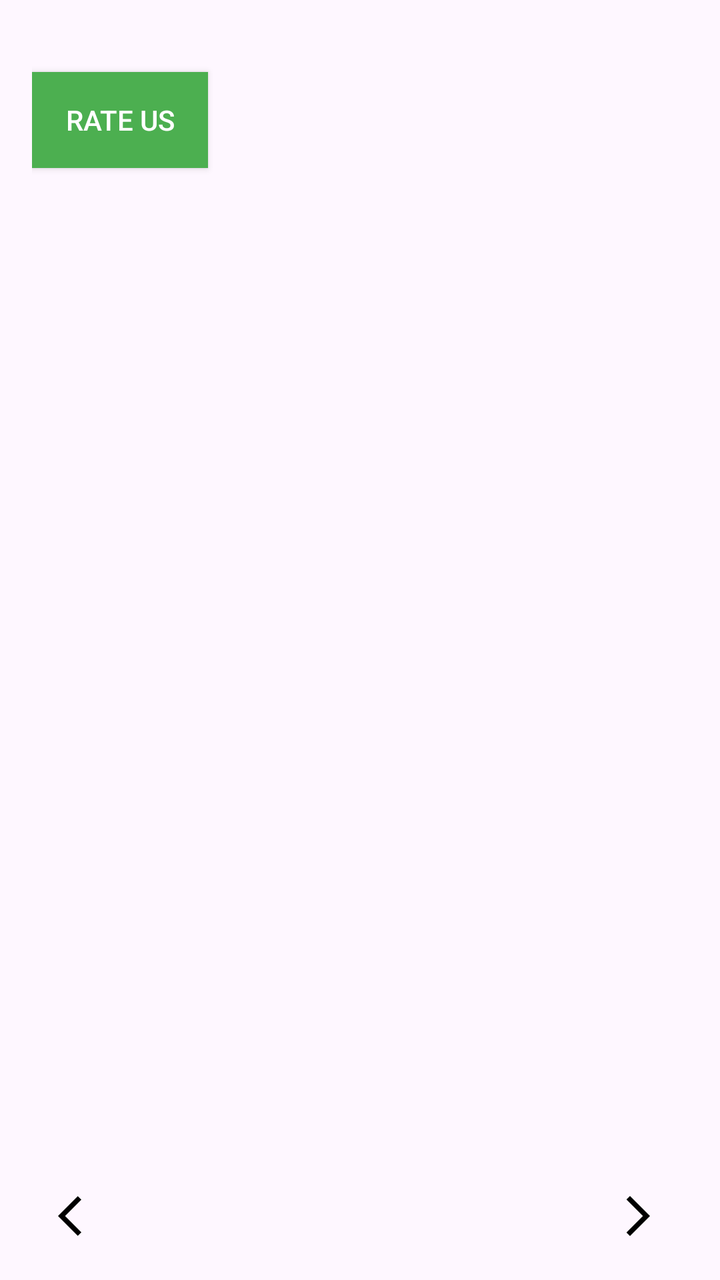
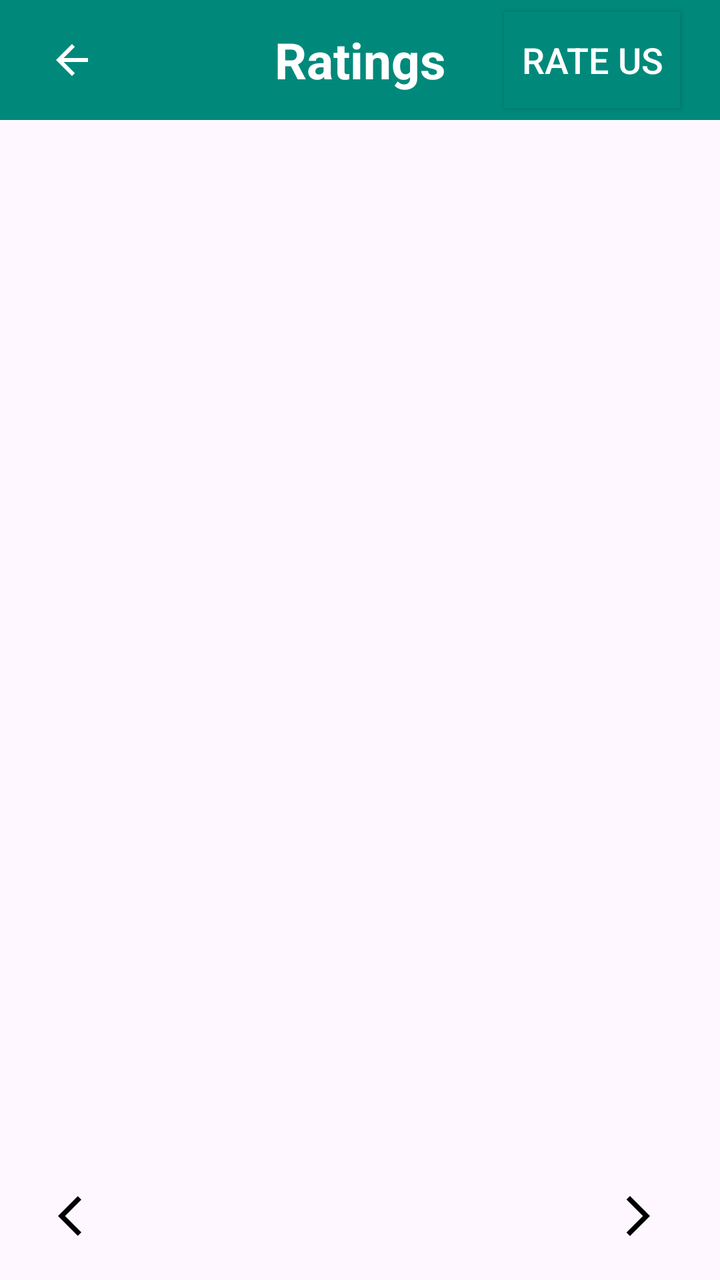

The first picture is an Android layout as it rendered before a commit; the second is the same layout after the commit. The layout source and the unified diff follow.
<!-- AndroidManifest.xml: application theme Theme.BasaKhuji -->
<!-- res/layout/activity_rating.xml -->
<LinearLayout xmlns:android="http://schemas.android.com/apk/res/android"
    android:layout_width="match_parent"
    android:layout_height="match_parent"
    android:orientation="vertical"
    android:padding="16dp">

    <androidx.appcompat.widget.AppCompatButton
        android:id="@+id/ratingButton"
        android:layout_width="wrap_content"
        android:layout_height="wrap_content"
        android:layout_marginTop="20dp"
        android:background="#4CAF50"
        android:text="Rate us"
        android:textColor="@color/white" />

    <ScrollView
        android:id="@+id/scroll"
        android:layout_width="match_parent"
        android:layout_height="0dp"
        android:layout_marginTop="24dp"
        android:layout_marginBottom="14dp"
        android:layout_weight="1">

        <LinearLayout
            android:id="@+id/commentsLayout"
            android:layout_width="match_parent"
            android:layout_height="wrap_content"
            android:orientation="vertical" />

    </ScrollView>

    <LinearLayout
        android:id="@+id/ll"
        android:layout_width="match_parent"
        android:layout_height="wrap_content"
        android:gravity="center"
        android:orientation="horizontal">


        <ImageView
            android:id="@+id/prevButton"
            android:layout_width="50dp"
            android:layout_height="wrap_content"
            android:layout_marginEnd="8dp"
            android:src="@drawable/arrow_back" />

        <HorizontalScrollView
            android:id="@+id/horizontalScrollView"
            android:layout_width="0dp"
            android:layout_height="wrap_content"
            android:layout_weight="1">

            <LinearLayout
                android:id="@+id/pageLayout"
                android:layout_width="wrap_content"
                android:layout_height="wrap_content"
                android:orientation="horizontal"
                android:gravity="center"
                android:layout_marginTop="16dp"
                android:layout_marginBottom="16dp" />

        </HorizontalScrollView>

        <ImageView
            android:id="@+id/nextButton"
            android:layout_width="50dp"
            android:layout_height="wrap_content"
            android:layout_marginStart="50dp"
            android:src="@drawable/arrow_forw" />

    </LinearLayout>


</LinearLayout>
<!-- resources referenced by this layout -->
<resources>
  <color name="white">#FFFFFFFF</color>
  <!-- drawable arrow_back (drawable) -->
  <vector android:autoMirrored="true" android:height="24dp"
      android:tint="#000000" android:viewportHeight="24"
      android:viewportWidth="24" android:width="24dp" xmlns:android="http://schemas.android.com/apk/res/android">
      <path android:fillColor="@android:color/white" android:pathData="M11.67,3.87L9.9,2.1 0,12l9.9,9.9 1.77,-1.77L3.54,12z"/>
  </vector>
  <!-- drawable arrow_forw (drawable) -->
  <vector android:autoMirrored="true" android:height="24dp"
      android:tint="#000000" android:viewportHeight="24"
      android:viewportWidth="24" android:width="24dp" xmlns:android="http://schemas.android.com/apk/res/android">
      <path android:fillColor="@android:color/white" android:pathData="M6.23,20.23l1.77,1.77l10,-10l-10,-10l-1.77,1.77l8.23,8.23z"/>
  </vector>
  <style name="Theme.BasaKhuji" parent="Base.Theme.BasaKhuji" />
  <style name="Base.Theme.BasaKhuji" parent="Theme.Material3.DayNight.NoActionBar">
          
          
      </style>
</resources>

<!-- the commit's change to res/layout/activity_rating.xml (unified diff, before → after) -->
@@ -1,33 +1,69 @@
-<LinearLayout xmlns:android="http://schemas.android.com/apk/res/android"
+<LinearLayout
+    xmlns:android="http://schemas.android.com/apk/res/android"
+    android:layout_width="match_parent"
+    android:layout_height="match_parent"
+    android:orientation="vertical">
+
+    
+    <androidx.appcompat.widget.Toolbar
+        android:id="@+id/toolbar"
+        android:layout_width="match_parent"
+        android:layout_height="60dp"
+        android:background="#00897B"
+        android:elevation="4dp"
+        android:theme="@style/ThemeOverlay.AppCompat.Dark.ActionBar"
+        android:popupTheme="@style/ThemeOverlay.AppCompat.Light">
+
+        
+        <ImageView
+            android:id="@+id/backButton"
+            android:layout_width="wrap_content"
+            android:layout_height="wrap_content"
+            android:src="@drawable/ic_back"
+            android:layout_gravity="start"
+            android:padding="8dp"
+            android:contentDescription="Back" />
+
+        <TextView
+            android:id="@+id/textAfterBackButton"
+            android:layout_width="wrap_content"
+            android:layout_height="wrap_content"
+            android:text="Ratings"
+            android:textSize="25sp"
+            android:textStyle="bold"
+            android:layout_gravity="center"
+            android:textColor="@android:color/white"/>
+
+        <androidx.appcompat.widget.AppCompatButton
+            android:id="@+id/ratingButton"
+            android:layout_width="wrap_content"
+            android:layout_height="wrap_content"
+            android:layout_marginTop="2dp"
+            android:background="#00897B"
+            android:text="Rate us"
+            android:textSize="18sp"
+            android:layout_gravity="end"
+            android:layout_marginEnd="20dp"
+            android:textColor="@color/white" />
+
+    </androidx.appcompat.widget.Toolbar>
+
+<LinearLayout
     android:layout_width="match_parent"
     android:layout_height="match_parent"
     android:orientation="vertical"
     android:padding="16dp">
 
-    <androidx.appcompat.widget.AppCompatButton
-        android:id="@+id/ratingButton"
-        android:layout_width="wrap_content"
-        android:layout_height="wrap_content"
-        android:layout_marginTop="20dp"
-        android:background="#4CAF50"
-        android:text="Rate us"
-        android:textColor="@color/white" />
-
-    <ScrollView
-        android:id="@+id/scroll"
+    <LinearLayout
+        android:id="@+id/commentsLayout"
         android:layout_width="match_parent"
         android:layout_height="0dp"
         android:layout_marginTop="24dp"
         android:layout_marginBottom="14dp"
-        android:layout_weight="1">
+        android:layout_weight="1"
+        android:orientation="vertical"
+        android:nestedScrollingEnabled="false" />
 
-        <LinearLayout
-            android:id="@+id/commentsLayout"
-            android:layout_width="match_parent"
-            android:layout_height="wrap_content"
-            android:orientation="vertical" />
-
-    </ScrollView>
 
     <LinearLayout
         android:id="@+id/ll"
@@ -72,3 +108,4 @@
 
 
 </LinearLayout>
+</LinearLayout>
<!-- resource entries referenced after the edit -->
@@ -13,6 +13,12 @@
       android:viewportWidth="24" android:width="24dp" xmlns:android="http://schemas.android.com/apk/res/android">
       <path android:fillColor="@android:color/white" android:pathData="M6.23,20.23l1.77,1.77l10,-10l-10,-10l-1.77,1.77l8.23,8.23z"/>
   </vector>
+  <!-- drawable ic_back (drawable) -->
+  <vector android:autoMirrored="true" android:height="24dp"
+      android:tint="#FFFFFF" android:viewportHeight="24"
+      android:viewportWidth="24" android:width="24dp" xmlns:android="http://schemas.android.com/apk/res/android">
+      <path android:fillColor="@android:color/white" android:pathData="M20,11H7.83l5.59,-5.59L12,4l-8,8 8,8 1.41,-1.41L7.83,13H20v-2z"/>
+  </vector>
   <style name="Theme.BasaKhuji" parent="Base.Theme.BasaKhuji" />
   <style name="Base.Theme.BasaKhuji" parent="Theme.Material3.DayNight.NoActionBar">
           
